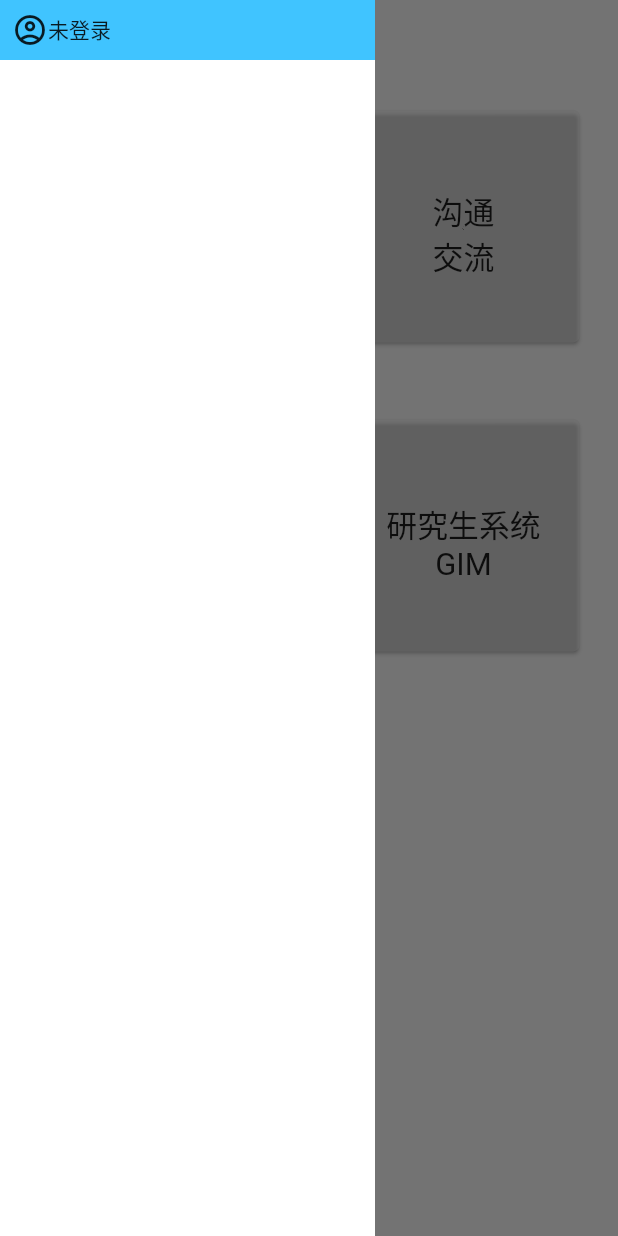
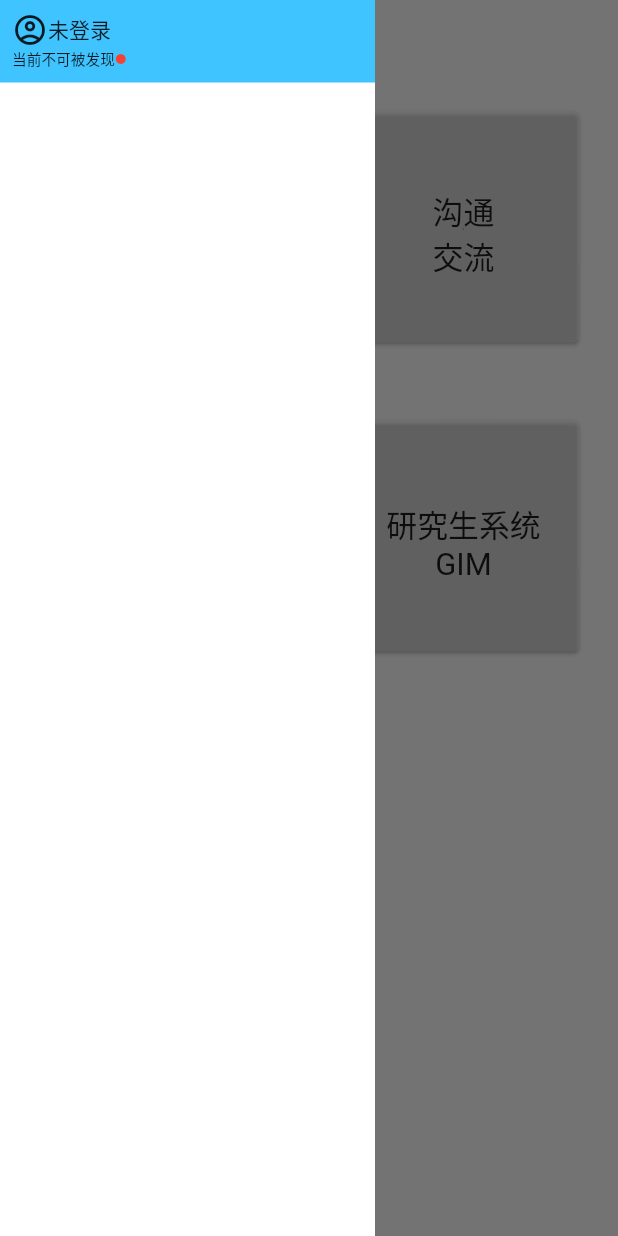
Before and after one commit to 276562578/jlu_helper, a Flutter app: the screen it shows after launch, with the side drawer open, on a phone screen of 412 x 824 dp. Run offline on Flutter 3.47's test engine with Material 2 defaults, Android fonts, the phone set to English and light mode, and no system bars.

Commit message:
初步设计sidebar布局

```diff
--- a/lib/sidemenu.dart
+++ b/lib/sidemenu.dart
@@ -1,8 +1,63 @@
+
+
 import 'package:flutter/material.dart';
 
 class SideMenu extends StatelessWidget {
   bool isLogin = false;
+  bool isPublic = false;
   String name = "";
+  String nullName="未登录";
+  String isPublicFalse = "当前不可被发现";
+  String isPublicTrue = "当前可作为主机";
+
+
+  Widget headContainer() {
+
+    Widget head = Container();
+    if (isLogin) {
+      head = Column(
+        children: [
+          Row(
+            children: [
+              const Icon(Icons.account_circle),
+              Expanded(child: Text(name)),
+              IconButton(onPressed: () {}, icon: const Icon(Icons.exit_to_app)),
+            ],
+          ),
+          Row(
+            children: [
+              Text(isPublicTrue,textScaleFactor: 0.7,),
+              Icon(Icons.circle,color: Colors.red,size: 8,),
+            ],
+          ),
+        ],
+      );
+    } else {
+      head = Column(
+        children: [
+          InkWell(
+            child: Row(
+              children: [
+                Icon(Icons.account_circle_outlined),
+                Expanded(child: Text(nullName)),
+              ],
+            ),
+          ),
+          Row(
+            children: [
+              Text(isPublicFalse,textScaleFactor: 0.7,),
+              Icon(Icons.circle,color: Colors.red,size: 8,),
+            ],
+          )
+        ],
+      );
+    }
+    return Container(
+      color: Colors.lightBlueAccent,
+      padding: EdgeInsets.all(8),
+      child: head,
+    );
+  }
 
   @override
   Widget build(BuildContext context) {
@@ -10,17 +65,7 @@ class SideMenu extends StatelessWidget {
     return Container(
         color: Colors.white,
         child: Column(
-          children: [
-            Container(
-              color: Colors.lightBlueAccent,
-              padding: EdgeInsets.all(8),
-              child: Row(
-                children: isLogin
-                    ? [Icon(Icons.account_circle), Expanded(child: Text(name)),IconButton(onPressed: (){}, icon: Icon(Icons.exit_to_app))]
-                    : [Container(child: Row(children:[Icon(Icons.account_circle_outlined), Expanded(child: Text("未登录"))]),)],
-              ),
-            )
-          ],
+          children: [headContainer(), Container()],
         ));
   }
 }
```
Also changed, not shown: 1 other file.
